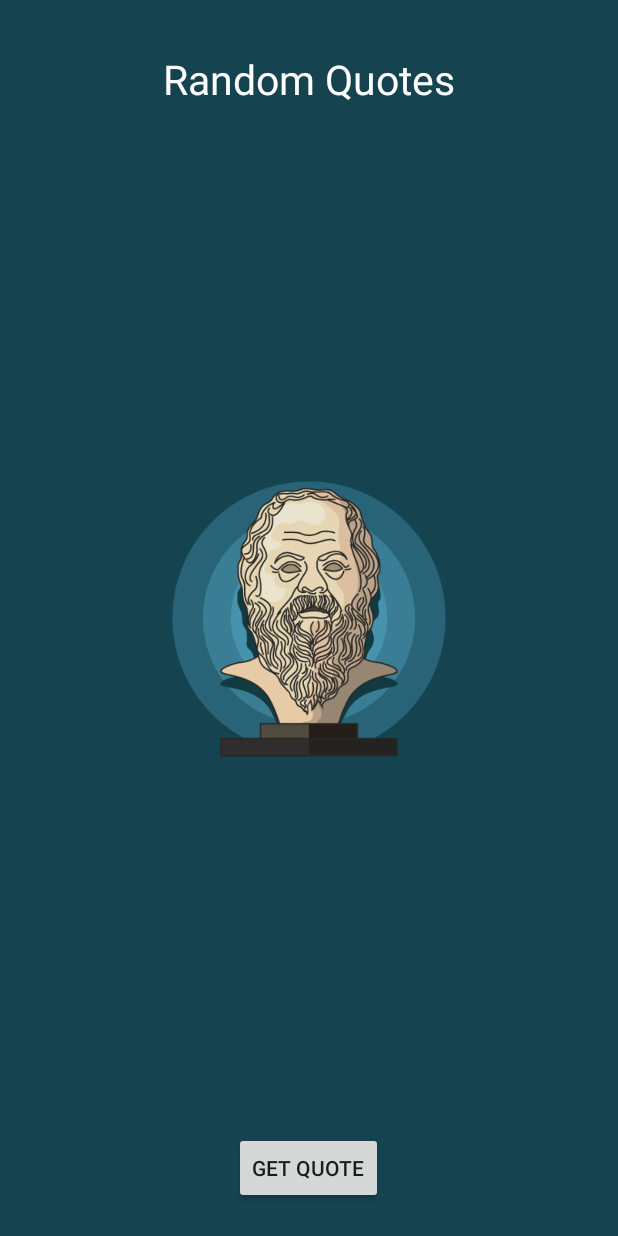
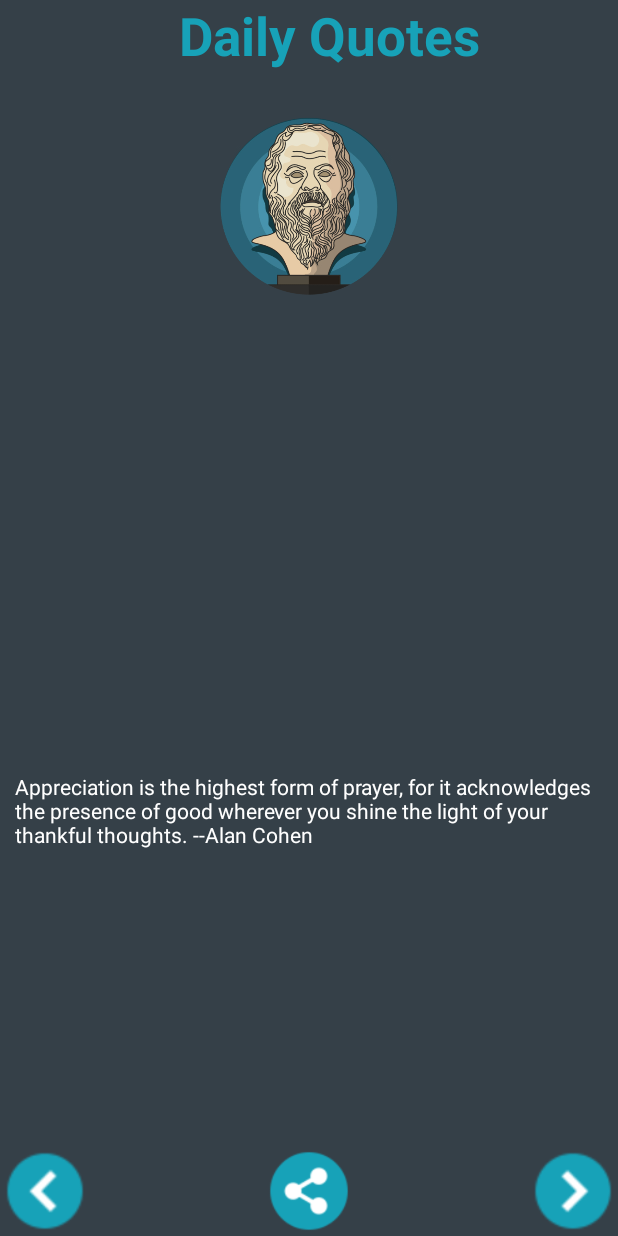
Before and after one commit to cmFodWx5YWRhdjEyMTA5/RandomQuotes, an Android app: the screen it shows after launch (MainActivity), on a phone screen of 412 x 824 dp. Run offline under Robolectric (Android 15) with nearby library versions, the phone set to English and light mode, and no system bars; 1 statement that could not run was skipped.

Commit message:
Added Back and forward buttons

```diff
--- /dev/null
+++ b/app/src/main/res/drawable/drawble.xml
@@ -0,0 +1,5 @@
+<?xml version="1.0" encoding="utf-8"?>
+<shape xmlns:android="http://schemas.android.com/apk/res/android" android:shape="rectangle">
+    <stroke android:width="2dp" android:color="#17a2b8"></stroke>
+    <corners android:radius="50dp"></corners>
+</shape>
--- a/app/src/main/res/layout/activity_main.xml
+++ b/app/src/main/res/layout/activity_main.xml
@@ -5,38 +5,97 @@
     android:orientation="vertical"
     android:layout_width="match_parent"
     android:layout_height="match_parent"
-    android:background="#154350"
-    tools:context="org.pctechtips.george.randomquotes.MainActivity">
+    android:background="#354048"
+    tools:context="org.pctechtips.george.randomquotes.QuotesActivity">
 
-    <TextView
+    <!--custome toolbar-->
+    <!-- Title and share button -->
+    <ImageView
+        android:id="@+id/aristoteles_imageview"
+        android:layout_width="120dp"
+        android:layout_height="120dp"
+        android:src="@drawable/vector_socrates"
+        android:layout_marginTop="30dp"
+        android:layout_below="@+id/linearLayout"
+        android:layout_centerHorizontal="true" /><!--android:background="@drawable/drawble"
+        android:padding="3dp"-->
+
+
+
+    <LinearLayout
         android:layout_width="match_parent"
         android:layout_height="wrap_content"
-        android:text="Random Quotes"
+        android:orientation="horizontal"
+        android:layout_alignParentTop="true"
+        android:layout_alignParentLeft="true"
+        android:layout_alignParentStart="true"
+        android:id="@+id/linearLayout">
+
+        <TextView
+            android:layout_width="0dp"
+            android:layout_height="wrap_content"
+            android:layout_weight="0.80"
+            android:paddingLeft="27dp"
+            android:text="Daily Quotes"
+            android:textAlignment="center"
+            android:layout_centerHorizontal="true"
+            android:textColor="#17a2b8"
+            android:textSize="35dp"
+            android:textStyle="bold" />
+
+    </LinearLayout>
+
+    <!-- textview for displaying quote / aligned center-->
+    <TextView
+        android:id="@+id/quote_text"
+        android:layout_width="wrap_content"
+        android:layout_height="200dp"
+        android:paddingLeft="10dp"
+        android:paddingRight="10dp"
+        android:text="@string/default_quote"
+        android:textAppearance="@style/TextAppearance.AppCompat.Caption"
         android:textColor="#fff"
-        android:textSize="27dp"
-        android:textAlignment="center"
-        android:id="@+id/main_title"
-        android:layout_marginTop="34dp"
-        android:layout_alignParentTop="true"
+        android:textSize="14dp"
+        android:layout_marginBottom="49dp"
+        android:layout_above="@+id/next_quote"
         android:layout_alignParentLeft="true"
         android:layout_alignParentStart="true" />
 
+    <!-- imageview as button for next quote / aligned bottom-->
     <ImageView
-        android:layout_width="match_parent"
-        android:layout_height="200dp"
-        android:src="@drawable/vector_socrates"
-        android:id="@+id/main_image"
-        android:layout_centerVertical="true"
+        android:id="@+id/next_quote"
+        android:layout_width="60dp"
+        android:layout_height="60dp"
+        android:layout_gravity="bottom|right"
+        android:background="@drawable/ic_next_icon"
+        android:clickable="true"
+        android:onClick="getRandomQuote"
+        tools:ignore="ContentDescription"
+        android:layout_alignParentBottom="true"
+        android:layout_alignParentRight="true"
+        android:layout_alignParentEnd="true" />
+
+    <ImageView
+        android:id="@+id/back_quote"
+        android:layout_width="60dp"
+        android:layout_height="60dp"
+        android:layout_alignParentBottom="true"
         android:layout_alignParentLeft="true"
-        android:layout_alignParentStart="true" />
+        android:layout_alignParentStart="true"
+        app:srcCompat="@drawable/ic_back_icon"
+        android:layout_alignTop="@+id/next_quote" />
 
-    <Button
-        android:id="@+id/get_quote_btn"
-        android:layout_width="wrap_content"
-        android:layout_height="wrap_content"
-        android:text="get quote"
+    <ImageView
+        android:id="@+id/share_quote"
+        android:layout_width="60dp"
+        android:layout_height="60dp"
         android:layout_alignParentBottom="true"
         android:layout_centerHorizontal="true"
-        android:layout_marginBottom="21dp" />
+        android:paddingBottom="3dp"
+        android:paddingLeft="3dp"
+        android:paddingRight="3dp"
+        android:paddingTop="3dp"
+        app:srcCompat="@drawable/ic_icon_share" />
+
 
 </RelativeLayout>
--- a/app/src/main/res/values/styles.xml
+++ b/app/src/main/res/values/styles.xml
@@ -9,4 +9,8 @@
         <item name="android:windowFullscreen">true</item>
     </style>
 
+    <style name="Buttons">
+
+    </style>
+
 </resources>
```
Also changed, not shown: app/src/main/res/layout/main.xml (added, +42 -0 lines), app/src/main/res/layout/quote_activity.xml (deleted, +0 -83 lines), app/src/main/res/drawable/aristoteles.jpg (added), app/src/main/res/drawable/ic_back_icon.png (added), app/src/main/res/drawable/ic_icon_share.png (added), app/src/main/res/drawable/ic_launcher_share_backup.png (renamed from app/src/main/res/drawable/ic_launcher_share.png), app/src/main/res/drawable/ic_next_icon.png, app/src/main/res/drawable/ic_next_icon_backup.png (added), app/src/main/res/drawable/vector_socrates.jpg (deleted), app/src/main/res/drawable/vector_socrates.png (added), app/src/main/res/drawable/vector_socrates1.jpg (added), 1 other file.
